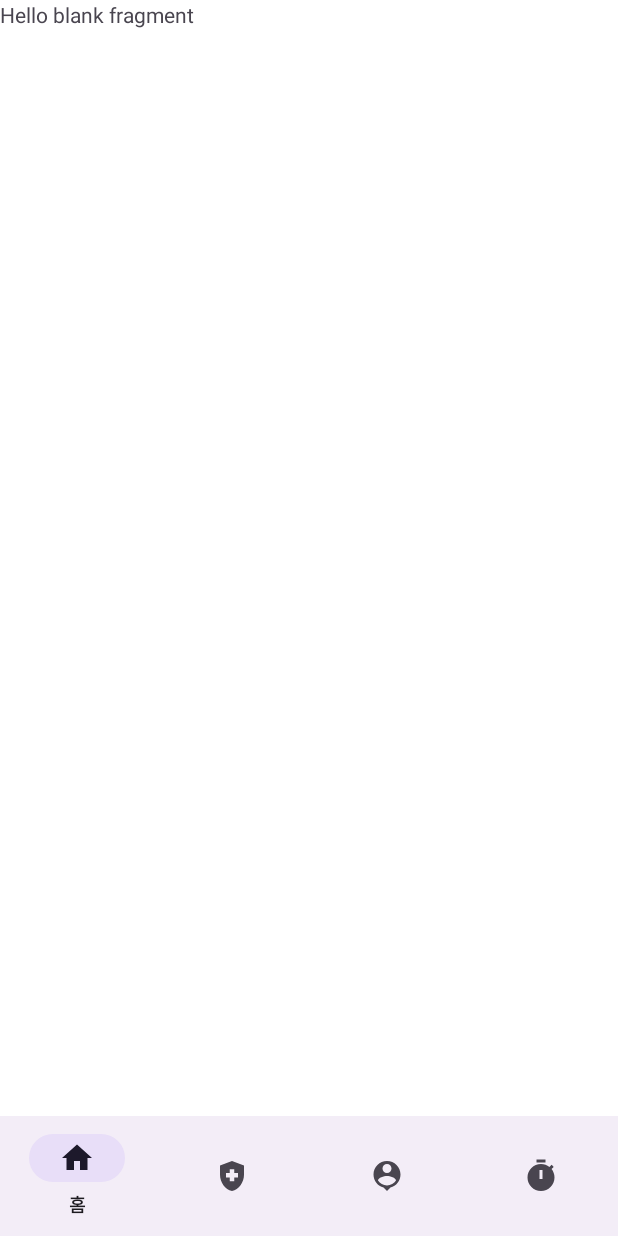
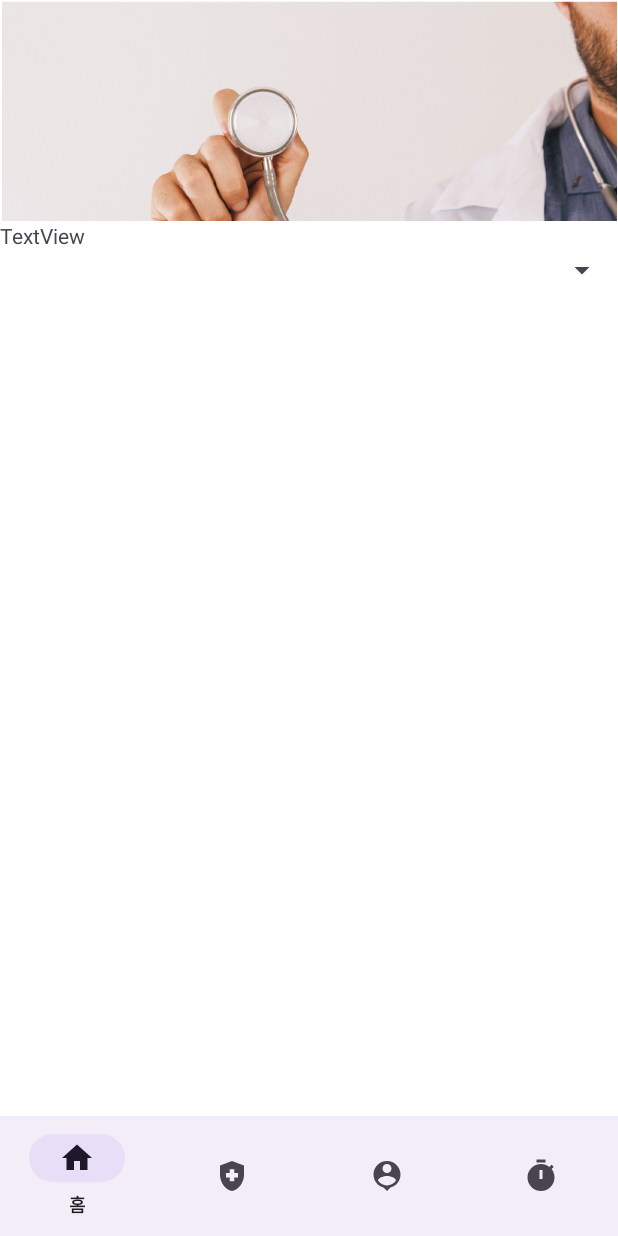
Before and after one commit to pknu-wap/2023_2_APP_TEAM1, an Android app: the HomeFragment screen opened directly, with no data from a screen before it, on a phone screen of 412 x 824 dp. Run offline under Robolectric (Android 15) with nearby library versions, the phone set to English and light mode, and no system bars; our stand-ins replace data binding, navigation-ui.

Commit message:
feat: home Fragment

```diff
--- a/android/app/src/main/res/layout/fragment_home.xml
+++ b/android/app/src/main/res/layout/fragment_home.xml
@@ -1,14 +1,59 @@
 <?xml version="1.0" encoding="utf-8"?>
-<FrameLayout xmlns:android="http://schemas.android.com/apk/res/android"
+<androidx.constraintlayout.widget.ConstraintLayout xmlns:android="http://schemas.android.com/apk/res/android"
+    xmlns:app="http://schemas.android.com/apk/res-auto"
     xmlns:tools="http://schemas.android.com/tools"
     android:layout_width="match_parent"
     android:layout_height="match_parent"
     tools:context=".HomeFragment">
 
-    <!-- TODO: Update blank fragment layout -->
-    <TextView
+    <View
+        android:id="@+id/view2"
         android:layout_width="match_parent"
-        android:layout_height="match_parent"
-        android:text="@string/hello_blank_fragment" />
+        android:layout_height="match_parent" />
 
-</FrameLayout>
+    <ImageView
+        android:id="@+id/imageView3"
+        android:layout_width="429dp"
+        android:layout_height="147dp"
+        android:src="@drawable/ic_doctor_pic"
+        app:layout_constraintEnd_toEndOf="parent"
+        app:layout_constraintStart_toStartOf="parent"
+        app:layout_constraintTop_toTopOf="parent" />
+
+    <androidx.constraintlayout.widget.ConstraintLayout
+        android:layout_width="0dp"
+        android:layout_height="0dp"
+        app:layout_constraintBottom_toTopOf="@+id/constraintView"
+        app:layout_constraintEnd_toEndOf="parent"
+        app:layout_constraintStart_toStartOf="parent"
+        app:layout_constraintTop_toBottomOf="@+id/imageView3">
+
+        <TextView
+            android:id="@+id/textView"
+            android:layout_width="300dp"
+            android:layout_height="0dp"
+            android:text="TextView"
+            app:layout_constraintBottom_toBottomOf="parent"
+            app:layout_constraintStart_toStartOf="parent"
+            app:layout_constraintTop_toTopOf="parent" />
+
+        <Spinner
+            android:id="@+id/spinner"
+            android:layout_width="0dp"
+            android:layout_height="0dp"
+            app:layout_constraintBottom_toBottomOf="parent"
+            app:layout_constraintEnd_toEndOf="parent"
+            app:layout_constraintStart_toEndOf="@+id/textView"
+            app:layout_constraintTop_toTopOf="parent" />
+
+    </androidx.constraintlayout.widget.ConstraintLayout>
+
+    <androidx.constraintlayout.widget.ConstraintLayout
+        android:id="@+id/constraintView"
+        android:layout_width="411dp"
+        android:layout_height="531dp"
+        android:background="@color/white"
+        app:layout_constraintBottom_toBottomOf="parent"
+        app:layout_constraintStart_toStartOf="parent" />
+
+</androidx.constraintlayout.widget.ConstraintLayout>
```
Also changed, not shown: android/app/src/main/res/drawable/ic_doctor_pic.png (added).
